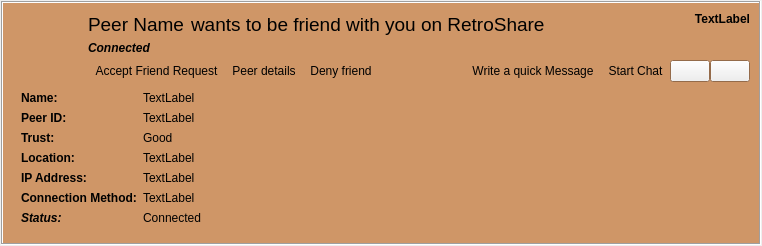
Qt form retroshare-gui/src/gui/feeds/SecurityItem.ui (RetroShare/RetroShare) before a commit.
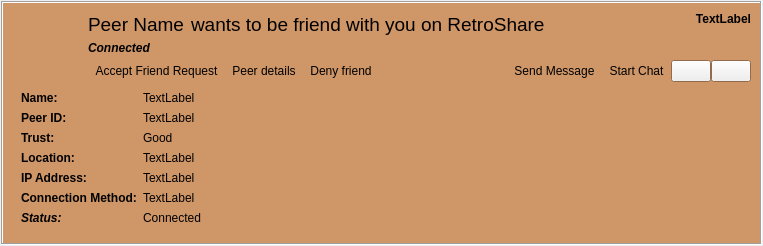
The same form after that commit. Icons and pictures are not drawn. Custom widgets are drawn as their Qt base class.

Commit message: Clean up Peer and SecurityItem feeds

Diff of the .ui file:
```diff
--- a/retroshare-gui/src/gui/feeds/SecurityItem.ui
+++ b/retroshare-gui/src/gui/feeds/SecurityItem.ui
@@ -6,8 +6,8 @@
    <rect>
     <x>0</x>
     <y>0</y>
-    <width>762</width>
-    <height>240</height>
+    <width>763</width>
+    <height>241</height>
    </rect>
   </property>
   <layout class="QGridLayout">
@@ -348,7 +348,7 @@
               <enum>Qt::NoFocus</enum>
              </property>
              <property name="text">
-              <string>Write a quick Message</string>
+              <string>Send Message</string>
              </property>
              <property name="icon">
               <iconset resource="../images.qrc">
```
Left out of the diff: 15 changed lines with no effect on the pictures. The commit also changes 3 other files.
